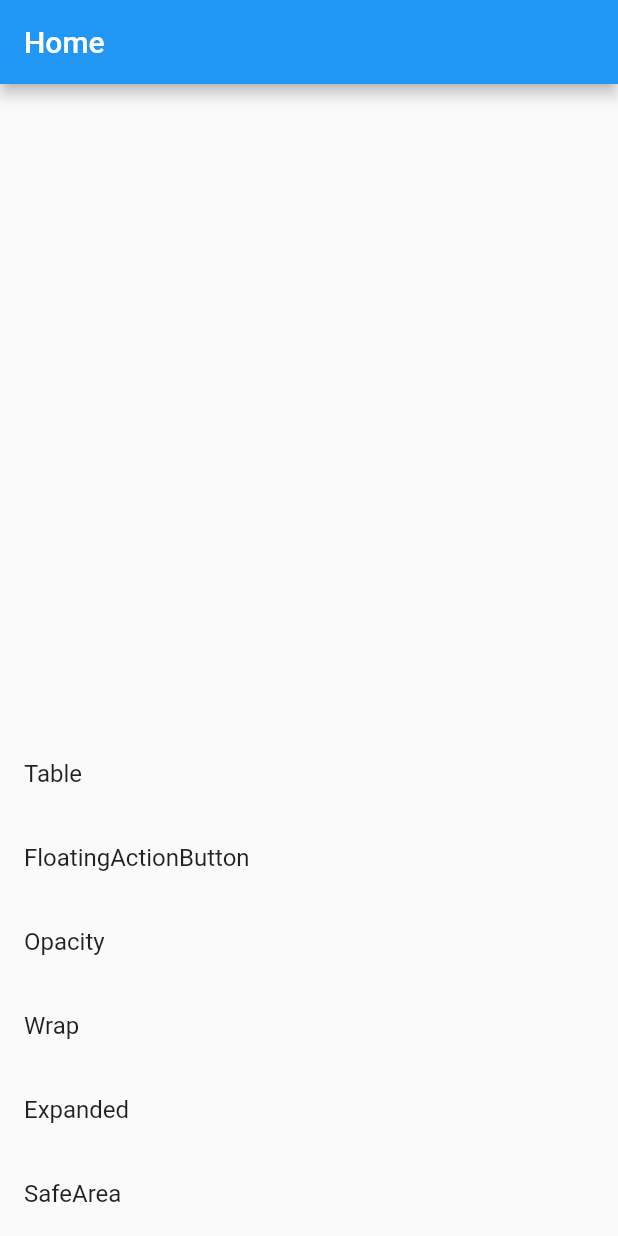
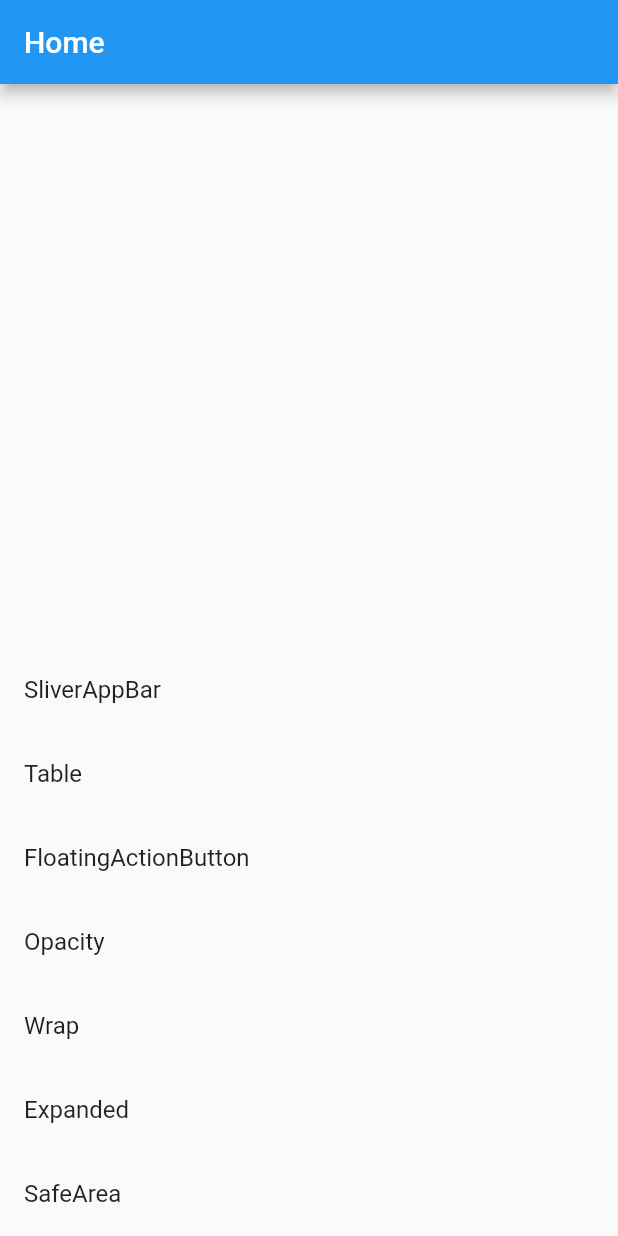
Before and after one commit to trm11tkr/widget-of-the-week, a Flutter app: the screen it shows after launch, on a phone screen of 412 x 824 dp. Run offline on Flutter 3.47's test engine with Material 2 defaults, Android fonts, the phone set to English and light mode, and no system bars.

Commit message:
SlivierAppBarPageを追加

```diff
--- a/lib/app.dart
+++ b/lib/app.dart
@@ -4,6 +4,7 @@ import 'package:widget_of_the_week/pages/floating_action_button_page.dart';
 import 'package:widget_of_the_week/pages/home_page.dart';
 import 'package:widget_of_the_week/pages/opacity_page.dart';
 import 'package:widget_of_the_week/pages/safe_area.dart';
+import 'package:widget_of_the_week/pages/sliver_app_bar_page.dart';
 import 'package:widget_of_the_week/pages/table_page.dart';
 import 'package:widget_of_the_week/pages/wrap_page.dart';
 
@@ -26,6 +27,7 @@ class App extends StatelessWidget {
         FloatingActionButtonPage.routeName: (context) =>
             const FloatingActionButtonPage(),
         TablePage.routeName: (context) => const TablePage(),
+        SliverAppBarPage.routeName: (context) => const SliverAppBarPage(),
       },
     );
   }
--- a/lib/pages/home_page.dart
+++ b/lib/pages/home_page.dart
@@ -3,6 +3,7 @@ import 'package:widget_of_the_week/pages/expanded_page.dart';
 import 'package:widget_of_the_week/pages/floating_action_button_page.dart';
 import 'package:widget_of_the_week/pages/opacity_page.dart';
 import 'package:widget_of_the_week/pages/safe_area.dart';
+import 'package:widget_of_the_week/pages/sliver_app_bar_page.dart';
 import 'package:widget_of_the_week/pages/table_page.dart';
 import 'package:widget_of_the_week/pages/wrap_page.dart';
 import 'package:widget_of_the_week/widgets/app_list_tile.dart';
@@ -27,6 +28,10 @@ class HomePage extends StatelessWidget {
             nextRouteName: FloatingActionButtonPage.routeName,
           ),
           AppListTile(title: 'Table', nextRouteName: TablePage.routeName),
+          AppListTile(
+            title: 'SliverAppBar',
+            nextRouteName: SliverAppBarPage.routeName,
+          ),
         ],
       ),
     );
```
Also changed, not shown: lib/pages/sliver_app_bar_page.dart (added, +46 -0 lines).
